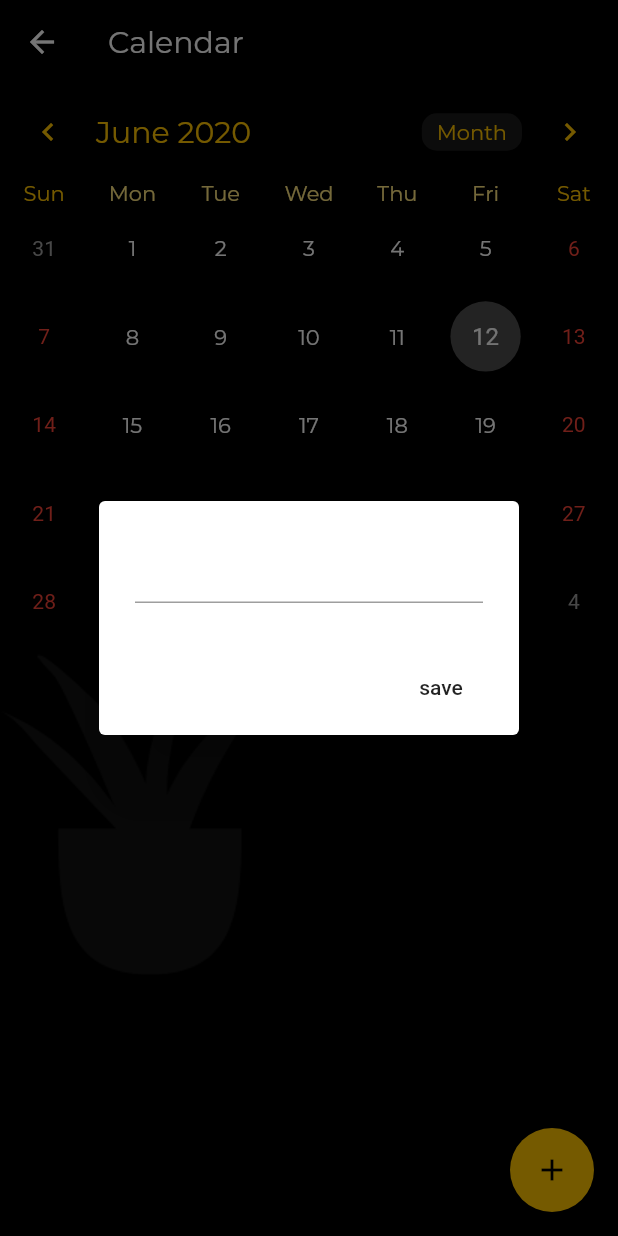
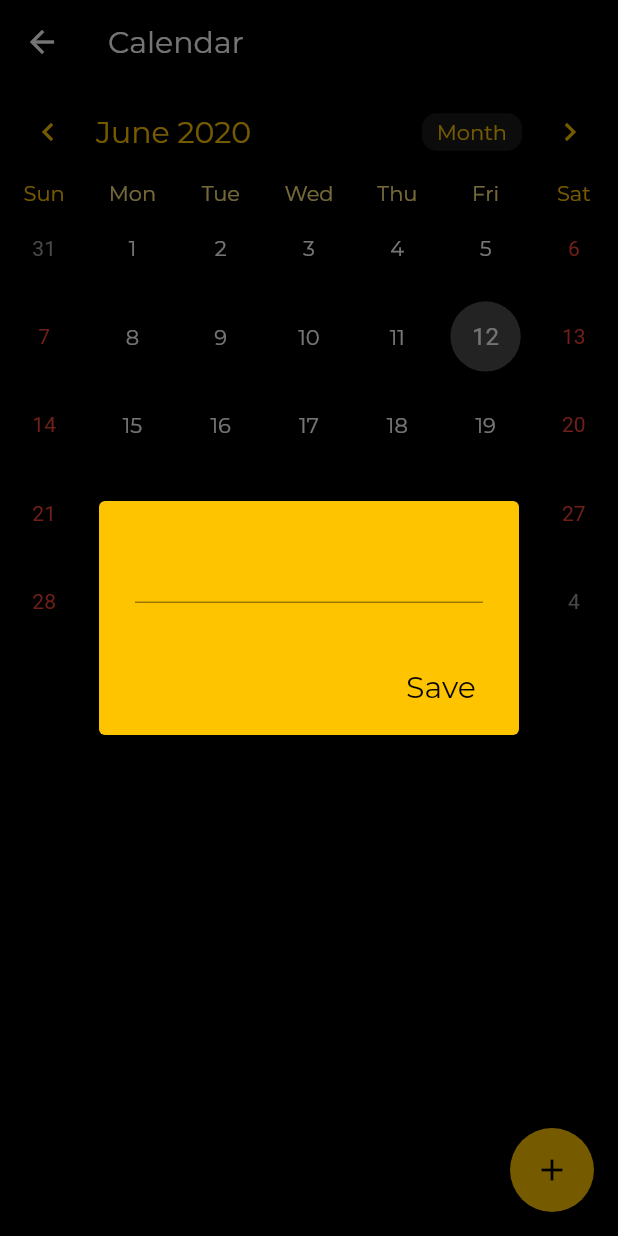
Before and after one commit to Shraddhasaini/Whereisevery1, a Flutter app: the MyCalendar screen opened directly, after a tap on the "add" icon, on a phone screen of 412 x 824 dp. Run offline on Flutter 3.47's test engine with Material 2 defaults, Android fonts, the phone set to English and light mode, and no system bars; drawn by our look-alikes of table_calendar; our stand-ins replace cloud_firestore, firebase_auth, flutter_spinkit, geolocator, google_maps_flutter, google_sign_in; accounts and stored records are empty.

Commit message:
[FRI1208] InputDecoration for event

```diff
--- a/lib/screens/home/calendar/currentcal.dart
+++ b/lib/screens/home/calendar/currentcal.dart
@@ -5,6 +5,7 @@ import 'package:flutter/rendering.dart';
 import 'package:table_calendar/table_calendar.dart';
 
 import 'package:intl/date_symbol_data_local.dart';
+import 'package:whereisevery1/shared/constants.dart';
 
 class MyCalendar extends StatefulWidget {
   @override
@@ -59,6 +60,13 @@ void initState(){
          crossAxisAlignment: CrossAxisAlignment.end,
           children: <Widget>[
             TableCalendar(
+              onDaySelected: (date, events) {
+                setState( ()
+                {
+                  _selectedEvents =  events;
+                }
+                );
+              },
               events: _events,
               daysOfWeekStyle: DaysOfWeekStyle(
                   weekdayStyle: TextStyle(
@@ -105,17 +113,8 @@ void initState(){
               formatButtonShowsNext: false,
               ),
               startingDayOfWeek: StartingDayOfWeek.sunday,
-              onDaySelected: (date, events) {
-                setState( ()
-                  {
-                _selectedEvents =  events;
-                }
-                );
-              },
               calendarController: _controller,
                ),
-            Row(
-              children: <Widget>[
             ..._selectedEvents.map((event) => ListTile(
               title: Text(event,
                 style: TextStyle(
@@ -125,10 +124,6 @@ void initState(){
                 ),
               ),
             )),
-            Image.asset('assets/pot.png',
-            fit: BoxFit.cover,),
-           ],
-            ),
           ]
         ),
       ),
@@ -145,18 +140,36 @@ _showAddDialog(){
     showDialog(
       context: context,
       builder: (context) => AlertDialog(
+        backgroundColor: Colors.amberAccent[400],
+        //backgroundColor: Color.fromRGBO(255, 202, 40, 0.8),
         content: TextField(
+          style: TextStyle(
+              color: Colors.black,
+              fontFamily: 'Montserrat',
+              fontSize: 20.0
+          ),
+          cursorColor: Colors.black,
+          decoration: InputDecoration(
+              focusedBorder: UnderlineInputBorder(
+                  borderSide: BorderSide(color: Colors.black,width: 2.0)
+              )
+          ),
           controller: _eventController,
         ),
         actions: <Widget>[
           FlatButton(
-          child: Text('save'),
+          child: Text('Save',
+            style: TextStyle(
+                color: Colors.black,
+                fontFamily: 'Montserrat',
+                fontSize: 20.0
+            ),
+          ),
           onPressed: (){
            if(_eventController.text.isEmpty) return;
             setState(() {
-              if(_events[_controller.selectedDay] != null){
-                _events[_controller.selectedDay].add
-                  (_eventController.text);
+              if(_events[_controller.selectedDay] !=  null){
+                _events[_controller.selectedDay].add(_eventController.text);
               } else {
                 _events[_controller.selectedDay] =
                 [_eventController.text];
--- a/lib/shared/username.dart
+++ b/lib/shared/username.dart
@@ -25,6 +25,7 @@ class _UserNameState extends State<UserName> {
 
             return Text(
                     userData.name,
+                    textAlign: TextAlign.left,
                     style: TextStyle(fontSize: 20.0,
                       fontFamily: 'Montserrat',
                       color: Colors.amberAccent[700],
```
Lines whose indentation alone changed are shown as unchanged.
